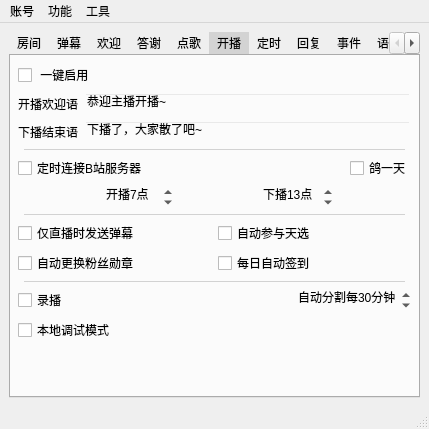
Above: mainwindow.ui from iwxyi/Bilibili-MagicalDanmaku before the change. Below: the same form after it.
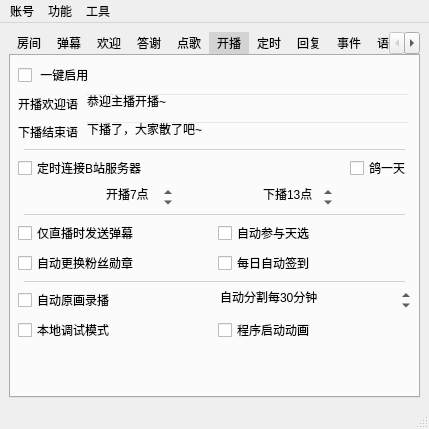
That is the form after the change. The open tabs and pages were chosen to show the change. Icons and pictures are not drawn. Custom widgets are drawn as their Qt base class.

Commit message: 添加程序启动动画开关

Patch:
```diff
--- a/mainwindow.ui
+++ b/mainwindow.ui
@@ -1422,7 +1422,7 @@
           <item>
            <widget class="QCheckBox" name="recordCheck">
             <property name="text">
-             <string>录播</string>
+             <string>自动原画录播</string>
             </property>
            </widget>
           </item>
@@ -1444,7 +1444,10 @@
              <bool>false</bool>
             </property>
             <property name="alignment">
-             <set>Qt::AlignRight|Qt::AlignTrailing|Qt::AlignVCenter</set>
+             <set>Qt::AlignLeading|Qt::AlignLeft|Qt::AlignVCenter</set>
+            </property>
+            <property name="buttonSymbols">
+             <enum>QAbstractSpinBox::UpDownArrows</enum>
             </property>
             <property name="suffix">
              <string>分钟</string>
@@ -1469,6 +1472,11 @@
          </layout>
         </item>
         <item>
+         <layout class="QHBoxLayout" name="horizontalLayout_41">
+          <property name="topMargin">
+           <number>0</number>
+          </property>
+          <item>
          <widget class="QCheckBox" name="localDebugCheck">
           <property name="toolTip">
            <string>&lt;html&gt;&lt;head/&gt;&lt;body&gt;&lt;p&gt;所有本该发送的弹幕都只显示在“实时弹幕”中，不真正发送&lt;/p&gt;&lt;p&gt;适用于调试不熟悉功能&lt;/p&gt;&lt;/body&gt;&lt;/html&gt;</string>
@@ -1477,6 +1485,18 @@
            <string>本地调试模式</string>
           </property>
          </widget>
+          </item>
+          <item>
+           <widget class="QCheckBox" name="startupAnimationCheck">
+            <property name="toolTip">
+             <string>&lt;html&gt;&lt;head/&gt;&lt;body&gt;&lt;p&gt;所有本该发送的弹幕都只显示在“实时弹幕”中，不真正发送&lt;/p&gt;&lt;p&gt;适用于调试不熟悉功能&lt;/p&gt;&lt;/body&gt;&lt;/html&gt;</string>
+            </property>
+            <property name="text">
+             <string>程序启动动画</string>
+            </property>
+           </widget>
+          </item>
+         </layout>
         </item>
         <item>
          <spacer name="verticalSpacer_4">
```
Left out of the diff: 2 changed lines with no effect on the pictures. Lines whose indentation alone changed are shown as unchanged. The commit also changes 2 other files.
